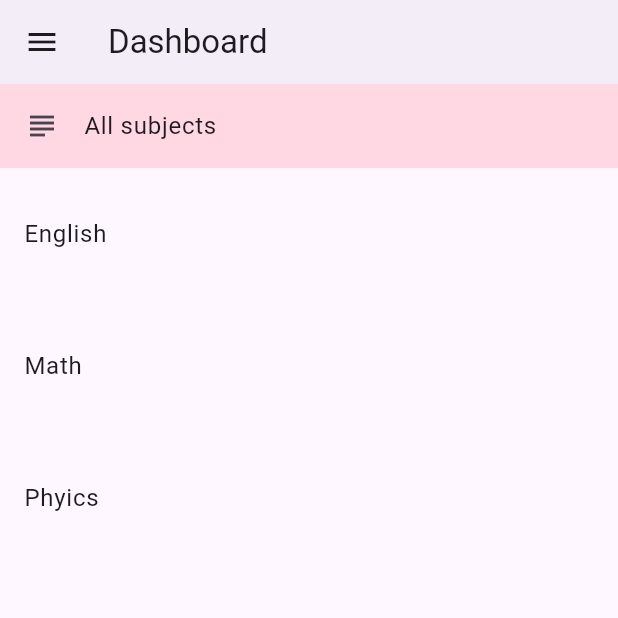
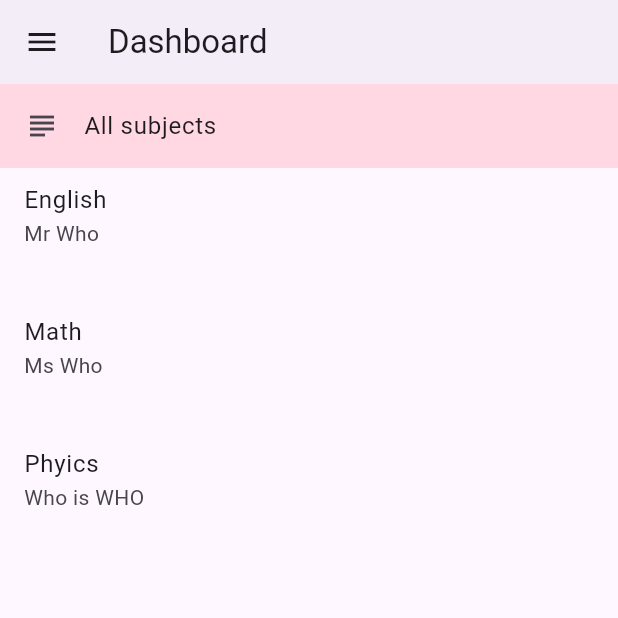
Before and after one commit to Daru-san/Studyx, a Flutter app: the screen it shows after launch, on a phone screen of 412 x 824 dp, the top half of it. Run offline on Flutter 3.47's test engine with Material 3 defaults, Android fonts, the phone set to English and light mode, and no system bars; our stand-ins replace animated_theme_switcher, shared_preferences, sqflite, syncfusion_flutter_calendar, syncfusion_flutter_datepicker; missing offline and left inert: flutter_settings_ui, window_manager; accounts and stored records are empty.

Commit message:
feat: add teacher name to subject subtitle

```diff
--- a/lib/ui/dashboard/dashboard.dart
+++ b/lib/ui/dashboard/dashboard.dart
@@ -60,6 +60,7 @@ class _DashboardState extends State<Dashboard> {
                   itemBuilder: (context, index) {
                     return ListTile(
                       title: Text(subjectsList[index].name),
+                      subtitle: Text(subjectsList[index].teacher),
                       isThreeLine: true,
                       onTap: () {
                         Navigator.push(
```
